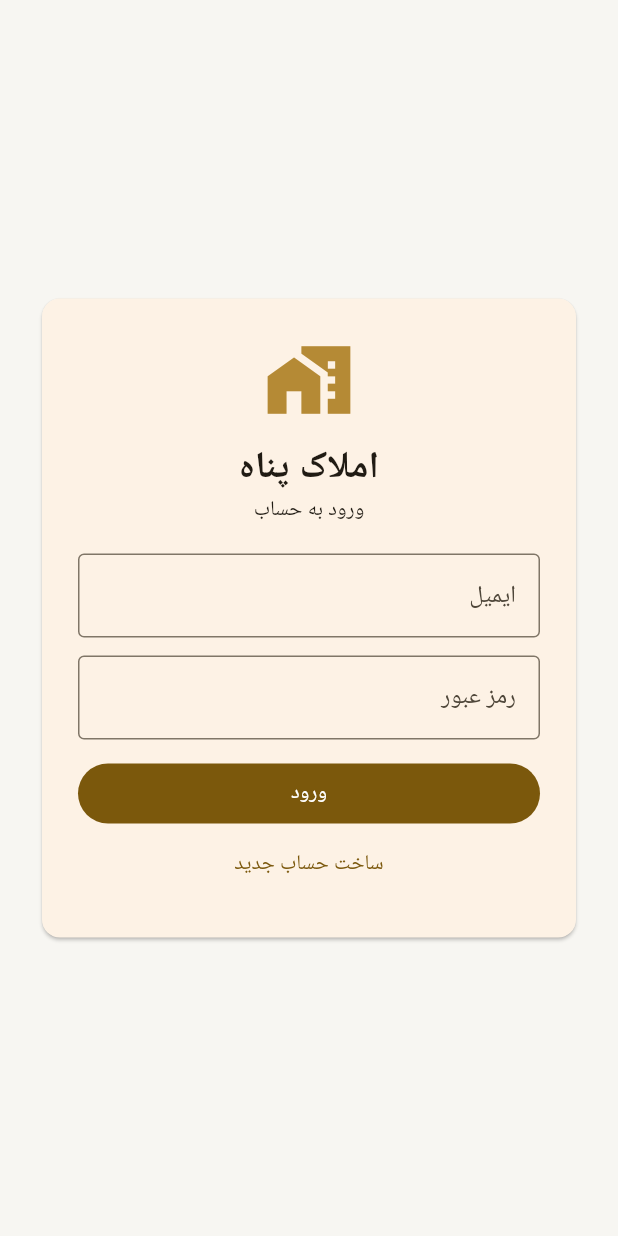
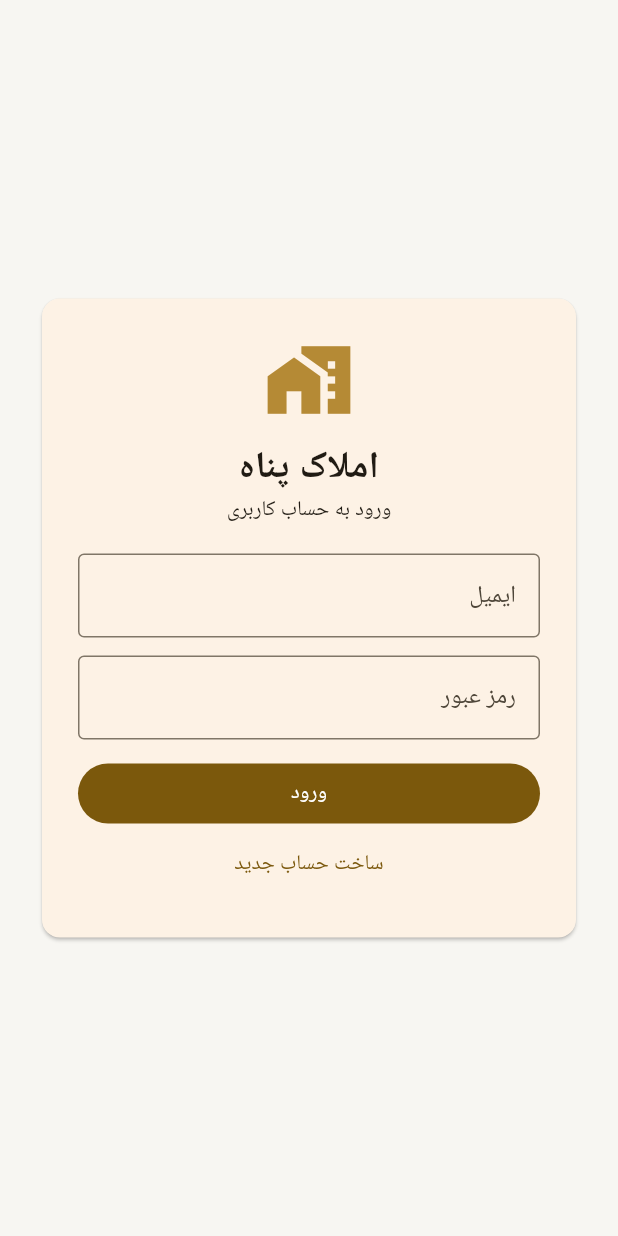
Before and after one commit to momenibabak646-creator/amlak-panah, a Flutter app: the screen it shows after launch, on a phone screen of 412 x 824 dp. Run offline on Flutter 3.47's test engine with Material 3 defaults, Android fonts, the phone set to English and light mode, and no system bars; our stand-ins replace image_picker, shared_preferences, supabase_flutter; accounts and stored records are empty.

Commit message:
Align sign-in heading with widget test

```diff
--- a/lib/main.dart
+++ b/lib/main.dart
@@ -31,7 +31,7 @@ class _SignInPageState extends State<SignInPage>{
  @override void dispose(){email.dispose();password.dispose();super.dispose();}
  Future<void> submit()async{setState(()=>{busy=true,error=null});try{if(signup){await Supabase.instance.client.auth.signUp(email:email.text.trim(),password:password.text);}else{await Supabase.instance.client.auth.signInWithPassword(email:email.text.trim(),password:password.text);}}on AuthException catch(e){error=e.message;}catch(e){error=e.toString();}if(mounted)setState(()=>busy=false);}
  @override Widget build(BuildContext context)=>Scaffold(body:Center(child:SingleChildScrollView(padding:const EdgeInsets.all(24),child:ConstrainedBox(constraints:const BoxConstraints(maxWidth:420),child:Card(child:Padding(padding:const EdgeInsets.all(24),child:Column(mainAxisSize:MainAxisSize.min,children:[
- const Icon(Icons.home_work,size:60,color:Color(0xFFB58A35)),const SizedBox(height:10),const Text('املاک پناه',style:TextStyle(fontSize:25,fontWeight:FontWeight.bold)),Text(signup?'ایجاد حساب کاربری':'ورود به حساب'),const SizedBox(height:18),
+ const Icon(Icons.home_work,size:60,color:Color(0xFFB58A35)),const SizedBox(height:10),const Text('املاک پناه',style:TextStyle(fontSize:25,fontWeight:FontWeight.bold)),Text(signup?'ایجاد حساب کاربری':'ورود به حساب کاربری'),const SizedBox(height:18),
  TextField(controller:email,keyboardType:TextInputType.emailAddress,decoration:const InputDecoration(labelText:'ایمیل',border:OutlineInputBorder())),const SizedBox(height:12),
  TextField(controller:password,obscureText:true,decoration:const InputDecoration(labelText:'رمز عبور',border:OutlineInputBorder())),
  if(error!=null)Padding(padding:const EdgeInsets.all(8),child:Text(error!,style:const TextStyle(color:Colors.red))),
```
